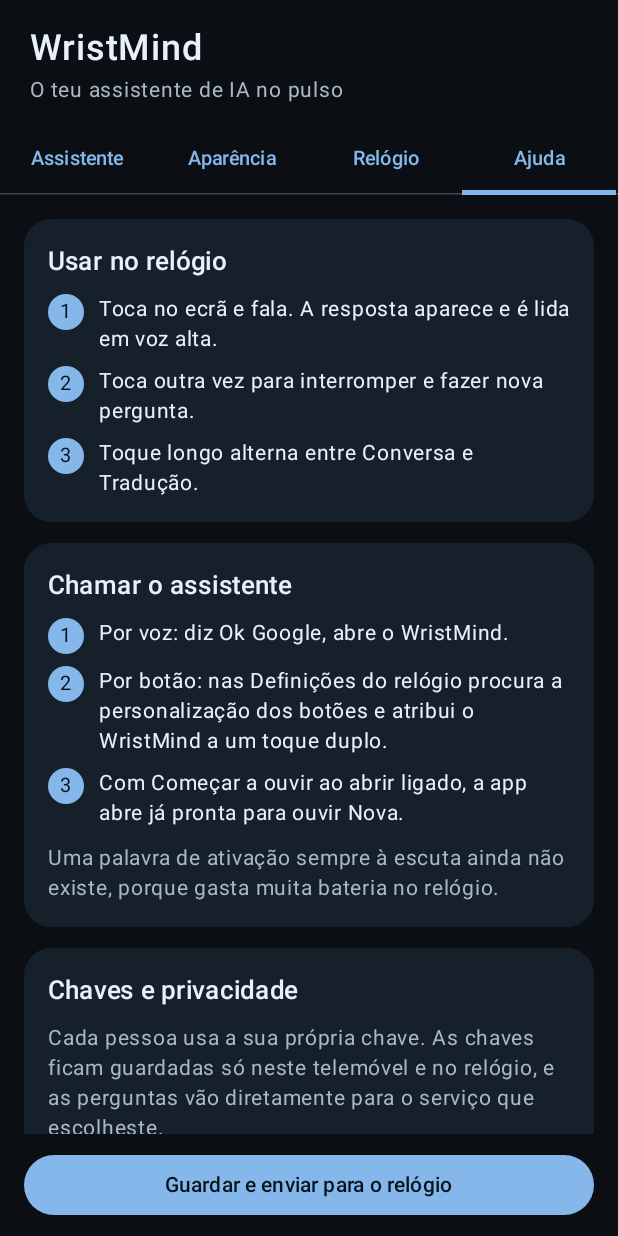
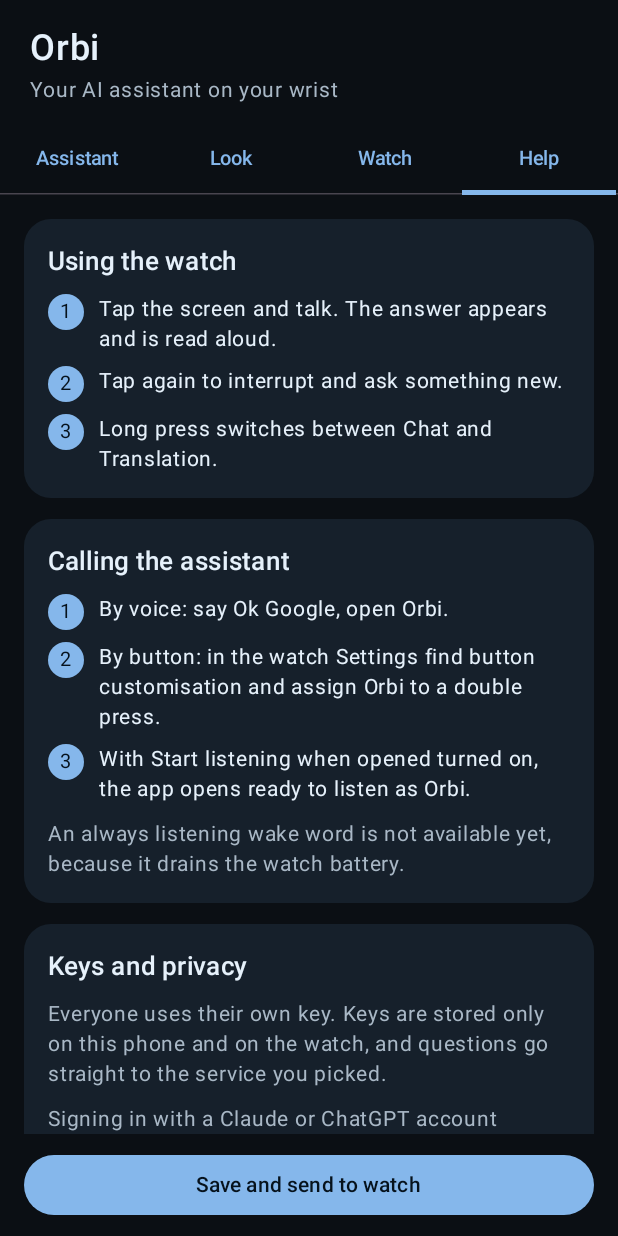
Before and after one commit to helteixeira/orbi, an Android app built with Jetpack Compose: the screen it shows after launch (MainActivity), tab 4 chosen, on a phone screen of 412 x 824 dp. Run offline under Robolectric (Android 15) with nearby library versions, the phone set to English and light mode, and no system bars.

Commit message:
Add files via upload

```diff
--- a/core/src/main/java/app/wristmind/core/AppConfig.kt
+++ b/core/src/main/java/app/wristmind/core/AppConfig.kt
@@ -18,21 +18,21 @@ object Fornecedores {
         nome = "Claude",
         urlChave = "https://console.anthropic.com/settings/keys",
         modeloPadrao = "claude-haiku-5-5",
-        nota = "Chave paga pela conta da API da Anthropic. A subscrição da app Claude não serve.",
+        nota = tr("Paid key from your Anthropic API account. A Claude app subscription does not work here.", "Chave paga pela conta da API da Anthropic. A subscrição da app Claude não serve."),
     )
     val GEMINI = Fornecedor(
         id = "gemini",
         nome = "Gemini",
         urlChave = "https://aistudio.google.com/apikey",
         modeloPadrao = "gemini-3.8-flash",
-        nota = "Entras com a tua conta Google no AI Studio e crias a chave em segundos.",
+        nota = tr("Sign in to AI Studio with your Google account and create a key in seconds.", "Entras com a tua conta Google no AI Studio e crias a chave em segundos."),
     )
     val OPENAI = Fornecedor(
         id = "openai",
         nome = "ChatGPT",
         urlChave = "https://platform.openai.com/api-keys",
         modeloPadrao = "chat-latest",
-        nota = "Chave paga pela conta da API da OpenAI. A subscrição do ChatGPT não serve.",
+        nota = tr("Paid key from your OpenAI API account. A ChatGPT subscription does not work here.", "Chave paga pela conta da API da OpenAI. A subscrição do ChatGPT não serve."),
     )
 
     val todos = listOf(ANTHROPIC, GEMINI, OPENAI)
@@ -64,23 +64,28 @@ object Skins {
     fun fundo(id: String): Long = (fundos.firstOrNull { it.id == id } ?: fundos.first()).argb
 }
 
-data class Idioma(val codigo: String, val nomeNativo: String, val nomeEmPortugues: String)
+data class Idioma(val codigo: String, val nomeNativo: String, val nomeEn: String, val nomePt: String)
 
 object Idiomas {
     val todos = listOf(
-        Idioma("pt-PT", "Português (Portugal)", "português europeu"),
-        Idioma("en-US", "English", "inglês"),
-        Idioma("es-ES", "Español", "espanhol"),
-        Idioma("de-DE", "Deutsch", "alemão"),
-        Idioma("fr-FR", "Français", "francês"),
+        Idioma("pt-PT", "Português (Portugal)", "European Portuguese", "português europeu"),
+        Idioma("en-US", "English", "English", "inglês"),
+        Idioma("es-ES", "Español", "Spanish", "espanhol"),
+        Idioma("de-DE", "Deutsch", "German", "alemão"),
+        Idioma("fr-FR", "Français", "French", "francês"),
     )
 
-    fun nomeEmPortugues(codigo: String): String =
-        todos.firstOrNull { it.codigo == codigo }?.nomeEmPortugues ?: "português europeu"
+    private fun procurar(codigo: String): Idioma = todos.firstOrNull { it.codigo == codigo } ?: todos[1]
+
+    /** Language name in English, used in the instructions sent to the model. */
+    fun nomeEmIngles(codigo: String): String = procurar(codigo).nomeEn
+
+    /** Language name shown to the user, in the device language. */
+    fun nome(codigo: String): String = procurar(codigo).let { tr(it.nomeEn, it.nomePt) }
 }
 
 data class AppConfig(
-    val nome: String = "Nova",
+    val nome: String = "Orbi",
     val utilizador: String = "",
     val fornecedor: String = Fornecedores.ANTHROPIC.id,
     val chaveAnthropic: String = "",
@@ -89,8 +94,8 @@ data class AppConfig(
     val modeloAnthropic: String = Fornecedores.ANTHROPIC.modeloPadrao,
     val modeloGemini: String = Fornecedores.GEMINI.modeloPadrao,
     val modeloOpenAi: String = Fornecedores.OPENAI.modeloPadrao,
-    val idioma: String = "pt-PT",
-    val idiomaTraducao: String = "en-US",
+    val idioma: String = if (devicePrefersPortuguese()) "pt-PT" else "en-US",
+    val idiomaTraducao: String = if (devicePrefersPortuguese()) "en-US" else "es-ES",
     val voz: Boolean = true,
     val ouvirAoAbrir: Boolean = true,
     val skin: String = "azul",
--- /dev/null
+++ b/core/src/main/java/app/wristmind/core/I18n.kt
@@ -0,0 +1,8 @@
+package app.wristmind.core
+
+import java.util.Locale
+
+/** English by default. Portuguese when the device language is Portuguese. */
+fun tr(en: String, pt: String): String = if (Locale.getDefault().language == "pt") pt else en
+
+fun devicePrefersPortuguese(): Boolean = Locale.getDefault().language == "pt"
--- a/mobile/build.gradle.kts
+++ b/mobile/build.gradle.kts
@@ -13,11 +13,11 @@ android {
     compileSdk = 34
 
     defaultConfig {
-        applicationId = "io.github.helteixeira.wristmind"
+        applicationId = "io.github.helteixeira.orbi"
         minSdk = 26
         targetSdk = 34
-        versionCode = 2
-        versionName = "2.0"
+        versionCode = 3
+        versionName = "3.0"
     }
 
     signingConfigs {
--- a/mobile/src/main/java/app/wristmind/mobile/Componentes.kt
+++ b/mobile/src/main/java/app/wristmind/mobile/Componentes.kt
@@ -37,6 +37,7 @@ import androidx.compose.ui.text.style.TextAlign
 import androidx.compose.ui.unit.dp
 import androidx.compose.ui.unit.sp
 import app.wristmind.core.Skin
+import app.wristmind.core.tr
 import com.google.zxing.BarcodeFormat
 import com.google.zxing.qrcode.QRCodeWriter
 import kotlin.math.abs
@@ -219,8 +220,8 @@ fun PreVisualizacao(nome: String, cor: Color, fundo: Color) {
             }
         }
         Column(horizontalAlignment = Alignment.CenterHorizontally, modifier = Modifier.padding(top = 70.dp)) {
-            Text(nome.ifBlank { "Nova" }, color = Color(0xFFE6F1FB), fontSize = 16.sp, fontWeight = FontWeight.Medium)
-            Text("Toca para falar", color = cor, fontSize = 12.sp, textAlign = TextAlign.Center)
+            Text(nome.ifBlank { "Orbi" }, color = Color(0xFFE6F1FB), fontSize = 16.sp, fontWeight = FontWeight.Medium)
+            Text(tr("Tap to talk", "Toca para falar"), color = cor, fontSize = 12.sp, textAlign = TextAlign.Center)
         }
     }
 }
--- a/mobile/src/main/java/app/wristmind/mobile/MainActivity.kt
+++ b/mobile/src/main/java/app/wristmind/mobile/MainActivity.kt
@@ -43,6 +43,7 @@ import app.wristmind.core.ConfigStore
 import app.wristmind.core.Fornecedores
 import app.wristmind.core.Idiomas
 import app.wristmind.core.Skins
+import app.wristmind.core.tr
 import kotlinx.coroutines.Dispatchers
 import kotlinx.coroutines.launch
 import kotlinx.coroutines.withContext
@@ -54,7 +55,7 @@ class MainActivity : ComponentActivity() {
     }
 }
 
-private val SEPARADORES = listOf("Assistente", "Aparência", "Relógio", "Ajuda")
+private val SEPARADORES = listOf(tr("Assistant", "Assistente"), tr("Look", "Aparência"), tr("Watch", "Relógio"), tr("Help", "Ajuda"))
 
 @Composable
 private fun Aplicacao() {
@@ -80,14 +81,14 @@ private fun Aplicacao() {
             topBar = {
                 Column(modifier = Modifier.background(MaterialTheme.colorScheme.background)) {
                     Text(
-                        "WristMind",
+                        "Orbi",
                         fontSize = 24.sp,
                         fontWeight = FontWeight.Medium,
                         color = MaterialTheme.colorScheme.onBackground,
                         modifier = Modifier.padding(start = 20.dp, top = 18.dp, bottom = 2.dp),
                     )
                     Text(
-                        "O teu assistente de IA no pulso",
+                        tr("Your AI assistant on your wrist", "O teu assistente de IA no pulso"),
                         fontSize = 14.sp,
                         color = MaterialTheme.colorScheme.onSurfaceVariant,
                         modifier = Modifier.padding(start = 20.dp, bottom = 10.dp),
@@ -122,15 +123,15 @@ private fun Aplicacao() {
                                 val r = runCatching { enviarParaRelogio(ctx, copia) }
                                 estado = r.fold(
                                     onSuccess = { n ->
-                                        if (n > 0) "Guardado e enviado para o relógio."
-                                        else "Guardado. Não encontrei nenhum relógio ligado."
+                                        if (n > 0) tr("Saved and sent to the watch.", "Guardado e enviado para o relógio.")
+                                        else tr("Saved. No connected watch found.", "Guardado. Não encontrei nenhum relógio ligado.")
                                     },
-                                    onFailure = { "Guardado no telemóvel, mas falhou o envio para o relógio." },
+                                    onFailure = { tr("Saved on the phone, but sending to the watch failed.", "Guardado no telemóvel, mas falhou o envio para o relógio.") },
                                 )
                             }
                         },
                         modifier = Modifier.fillMaxWidth(),
-                    ) { Text("Guardar e enviar para o relógio") }
+                    ) { Text(tr("Save and send to watch", "Guardar e enviar para o relógio")) }
                 }
             },
         ) { margem ->
@@ -161,24 +162,24 @@ private fun SeparadorAssistente(cfg: AppConfig, mudar: (AppConfig) -> Unit, avis
     val fornecedor = Fornecedores.porId(cfg.fornecedor)
     var modelos by remember { mutableStateOf<List<String>>(emptyList()) }
 
-    Cartao("Quem é o teu assistente") {
+    Cartao(tr("Who is your assistant", "Quem é o teu assistente")) {
         OutlinedTextField(
             value = cfg.nome,
             onValueChange = { mudar(cfg.copy(nome = it)) },
-            label = { Text("Nome do assistente") },
+            label = { Text(tr("Assistant name", "Nome do assistente")) },
             singleLine = true,
             modifier = Modifier.fillMaxWidth(),
         )
         OutlinedTextField(
             value = cfg.utilizador,
             onValueChange = { mudar(cfg.copy(utilizador = it)) },
-            label = { Text("O teu nome (opcional)") },
+            label = { Text(tr("Your name (optional)", "O teu nome (opcional)")) },
             singleLine = true,
             modifier = Modifier.fillMaxWidth(),
         )
     }
 
-    Cartao("Serviço de IA") {
+    Cartao(tr("AI service", "Serviço de IA")) {
         Escolhas(Fornecedores.todos.map { it.id to it.nome }, cfg.fornecedor) {
             modelos = emptyList()
             mudar(cfg.copy(fornecedor = it))
@@ -187,30 +188,30 @@ private fun SeparadorAssistente(cfg: AppConfig, mudar: (AppConfig) -> Unit, avis
         OutlinedTextField(
             value = cfg.chaveAtiva(),
             onValueChange = { mudar(cfg.comChave(it.trim())) },
-            label = { Text("Chave do " + fornecedor.nome) },
+            label = { Text(tr("Key for ", "Chave do ") + fornecedor.nome) },
             singleLine = true,
             visualTransformation = PasswordVisualTransformation(),
             modifier = Modifier.fillMaxWidth(),
         )
         Row(horizontalArrangement = Arrangement.spacedBy(8.dp)) {
-            OutlinedButton(onClick = { abrirLigacao(ctx, fornecedor.urlChave) }) { Text("Obter chave") }
+            OutlinedButton(onClick = { abrirLigacao(ctx, fornecedor.urlChave) }) { Text(tr("Get a key", "Obter chave")) }
             OutlinedButton(
                 onClick = {
                     val copia = cfg
                     scope.launch {
-                        avisar("A testar a ligação...")
+                        avisar(tr("Testing the connection...", "A testar a ligação..."))
                         val r = withContext(Dispatchers.IO) {
-                            runCatching { AiClient { copia }.perguntar("Apresenta-te numa frase curta.") }
+                            runCatching { AiClient { copia }.perguntar(tr("Introduce yourself in one short sentence.", "Apresenta-te numa frase curta.")) }
                         }
-                        avisar(r.fold(onSuccess = { it }, onFailure = { "Não consegui ligar. " + (it.message ?: "") }))
+                        avisar(r.fold(onSuccess = { it }, onFailure = { tr("Could not connect. ", "Não consegui ligar. ") + (it.message ?: "") }))
                     }
                 },
-            ) { Text("Testar") }
+            ) { Text(tr("Test", "Testar")) }
         }
         OutlinedTextField(
             value = cfg.modeloAtivo(),
             onValueChange = { mudar(cfg.comModelo(it.trim())) },
-            label = { Text("Modelo") },
+            label = { Text(tr("Model", "Modelo")) },
             singleLine = true,
             modifier = Modifier.fillMaxWidth(),
         )
@@ -218,15 +219,15 @@ private fun SeparadorAssistente(cfg: AppConfig, mudar: (AppConfig) -> Unit, avis
             onClick = {
                 val copia = cfg
                 scope.launch {
-                    avisar("A procurar modelos...")
+                    avisar(tr("Looking for models...", "A procurar modelos..."))
                     val r = withContext(Dispatchers.IO) { runCatching { AiClient { copia }.listarModelos() } }
                     r.onSuccess {
                         modelos = it.take(40)
-                        avisar("Encontrei " + it.size + " modelos. Toca num para o escolher.")
-                    }.onFailure { avisar("Não consegui listar os modelos. " + (it.message ?: "")) }
+                        avisar(tr("Found ", "Encontrei ") + it.size + tr(" models. Tap one to pick it.", " modelos. Toca num para o escolher."))
+                    }.onFailure { avisar(tr("Could not list the models. ", "Não consegui listar os modelos. ") + (it.message ?: "")) }
                 }
             },
-        ) { Text("Ver modelos disponíveis") }
+        ) { Text(tr("Show available models", "Ver modelos disponíveis")) }
         modelos.forEach { nome ->
             Text(
                 nome,
@@ -241,30 +242,30 @@ private fun SeparadorAssistente(cfg: AppConfig, mudar: (AppConfig) -> Unit, avis
         }
     }
 
-    Cartao("Voz e idiomas") {
-        Nota("Idioma das respostas e da voz")
+    Cartao(tr("Voice and languages", "Voz e idiomas")) {
+        Nota(tr("Language for answers and voice", "Idioma das respostas e da voz"))
         Escolhas(Idiomas.todos.map { it.codigo to it.nomeNativo }, cfg.idioma) { mudar(cfg.copy(idioma = it)) }
-        Nota("No modo tradução, traduzir para")
+        Nota(tr("In translation mode, translate to", "No modo tradução, traduzir para"))
         Escolhas(Idiomas.todos.map { it.codigo to it.nomeNativo }, cfg.idiomaTraducao) {
             mudar(cfg.copy(idiomaTraducao = it))
         }
-        Interruptor("Responder em voz alta", cfg.voz) { mudar(cfg.copy(voz = it)) }
-        Interruptor("Começar a ouvir ao abrir no relógio", cfg.ouvirAoAbrir) { mudar(cfg.copy(ouvirAoAbrir = it)) }
+        Interruptor(tr("Speak answers aloud", "Responder em voz alta"), cfg.voz) { mudar(cfg.copy(voz = it)) }
+        Interruptor(tr("Start listening when opened on the watch", "Começar a ouvir ao abrir no relógio"), cfg.ouvirAoAbrir) { mudar(cfg.copy(ouvirAoAbrir = it)) }
     }
 }
 
 @Composable
 private fun SeparadorAparencia(cfg: AppConfig, mudar: (AppConfig) -> Unit) {
-    Cartao("Skin do relógio") {
+    Cartao(tr("Watch skin", "Skin do relógio")) {
         Column(modifier = Modifier.fillMaxWidth(), horizontalAlignment = Alignment.CenterHorizontally) {
             PreVisualizacao(cfg.nome, Color(Skins.cor(cfg.skin)), Color(Skins.fundo(cfg.fundo)))
         }
-        Nota("Cor dos anéis e das ondas de voz")
+        Nota(tr("Colour of the rings and voice waves", "Cor dos anéis e das ondas de voz"))
         Amostras(Skins.cores, cfg.skin) { mudar(cfg.copy(skin = it)) }
-        Nota("Cor do fundo. O preto gasta menos bateria em ecrãs OLED.")
+        Nota(tr("Background colour. Black uses less battery on OLED screens.", "Cor do fundo. O preto gasta menos bateria em ecrãs OLED."))
         Amostras(Skins.fundos, cfg.fundo) { mudar(cfg.copy(fundo = it)) }
     }
-    Nota("A skin chega ao relógio quando tocas em Guardar e enviar para o relógio.")
+    Nota(tr("The skin reaches the watch when you tap Save and send to watch.", "A skin chega ao relógio quando tocas em Guardar e enviar para o relógio."))
 }
 
 @Composable
@@ -277,48 +278,48 @@ private fun SeparadorRelogio() {
         relogios = runCatching { relogiosLigados(ctx) }.getOrDefault(emptyList())
     }
 
-    Cartao("Ligação") {
+    Cartao(tr("Connection", "Ligação")) {
         val lista = relogios
         Nota(
             when {
-                lista == null -> "A procurar relógios..."
-                lista.isEmpty() -> "Nenhum relógio Wear OS ligado a este telemóvel."
-                else -> "Ligado a " + lista.joinToString(", ")
+                lista == null -> tr("Looking for watches...", "A procurar relógios...")
+                lista.isEmpty() -> tr("No Wear OS watch connected to this phone.", "Nenhum relógio Wear OS ligado a este telemóvel.")
+                else -> tr("Connected to ", "Ligado a ") + lista.joinToString(", ")
             },
         )
         OutlinedButton(
             onClick = {
                 scope.launch { relogios = runCatching { relogiosLigados(ctx) }.getOrDefault(emptyList()) }
             },
-        ) { Text("Procurar outra vez") }
+        ) { Text(tr("Search again", "Procurar outra vez")) }
     }
 
-    Cartao("Instalar a app no relógio") {
+    Cartao(tr("Install the watch app", "Instalar a app no relógio")) {
         Nota(
-            "O Android não deixa uma app instalar outra app no relógio em silêncio. " +
-                "Enquanto o WristMind não estiver na Play Store, a instalação é feita por depuração sem fios.",
+            tr("Android does not let one app silently install another app on the watch. ", "O Android não deixa uma app instalar outra app no relógio em silêncio. ") +
+                tr("Until Orbi is on the Play Store, installation is done over wireless debugging.", "Enquanto o Orbi não estiver na Play Store, a instalação é feita por depuração sem fios."),
         )
         Passos(
             listOf(
-                "Descarrega o ficheiro do relógio com o botão em baixo.",
-                "No relógio abre Definições, Acerca do relógio, e toca 7 vezes no número de compilação.",
-                "Em Opções de programador liga Depuração ADB e Depuração sem fios.",
-                "Envia o ficheiro com uma app de instalação para Wear OS, ou com adb install a partir de um computador.",
-                "Abre o WristMind no relógio e volta aqui para enviar a configuração.",
+                tr("Download the watch file with the button below.", "Descarrega o ficheiro do relógio com o botão em baixo."),
+                tr("On the watch open Settings, About watch, and tap the build number 7 times.", "No relógio abre Definições, Acerca do relógio, e toca 7 vezes no número de compilação."),
+                tr("In Developer options turn on ADB debugging and Wireless debugging.", "Em Opções de programador liga Depuração ADB e Depuração sem fios."),
+                tr("Send the file with a Wear OS installer app, or with adb install from a computer.", "Envia o ficheiro com uma app de instalação para Wear OS, ou com adb install a partir de um computador."),
+                tr("Open Orbi on the watch and come back here to send the setup.", "Abre o Orbi no relógio e volta aqui para enviar a configuração."),
             ),
         )
         Button(onClick = { abrirLigacao(ctx, URL_APK_RELOGIO) }, modifier = Modifier.fillMaxWidth()) {
-            Text("Descarregar app do relógio")
+            Text(tr("Download the watch app", "Descarregar app do relógio"))
         }
     }
 
-    Cartao("Partilhar o WristMind") {
-        Nota("Mostra este código a quem quiser instalar. Abre a página com as duas apps.")
+    Cartao(tr("Share Orbi", "Partilhar o Orbi")) {
+        Nota(tr("Show this code to anyone who wants to install. It opens the page with both apps.", "Mostra este código a quem quiser instalar. Abre a página com as duas apps."))
         Column(modifier = Modifier.fillMaxWidth(), horizontalAlignment = Alignment.CenterHorizontally) {
             CodigoQr(URL_VERSOES)
         }
-        OutlinedButton(onClick = { partilharTexto(ctx, "WristMind, assistente de IA para Wear OS: $URL_VERSOES") }) {
-            Text("Partilhar ligação")
+        OutlinedButton(onClick = { partilharTexto(ctx, tr("Orbi, an AI assistant for Wear OS: ", "Orbi, assistente de IA para Wear OS: ") + URL_VERSOES) }) {
+            Text(tr("Share link", "Partilhar ligação"))
         }
     }
 }
@@ -327,33 +328,33 @@ private fun SeparadorRelogio() {
 private fun SeparadorAjuda(cfg: AppConfig) {
     val ctx = LocalContext.current
 
-    Cartao("Usar no relógio") {
+    Cartao(tr("Using the watch", "Usar no relógio")) {
         Passos(
             listOf(
-                "Toca no ecrã e fala. A resposta aparece e é lida em voz alta.",
-                "Toca outra vez para interromper e fazer nova pergunta.",
-                "Toque longo alterna entre Conversa e Tradução.",
+                tr("Tap the screen and talk. The answer appears and is read aloud.", "Toca no ecrã e fala. A resposta aparece e é lida em voz alta."),
+                tr("Tap again to interrupt and ask something new.", "Toca outra vez para interromper e fazer nova pergunta."),
+                tr("Long press switches between Chat and Translation.", "Toque longo alterna entre Conversa e Tradução."),
             ),
         )
     }
 
-    Cartao("Chamar o assistente") {
+    Cartao(tr("Calling the assistant", "Chamar o assistente")) {
         Passos(
             listOf(
-                "Por voz: diz Ok Google, abre o WristMind.",
-                "Por botão: nas Definições do relógio procura a personalização dos botões e atribui o WristMind a um toque duplo.",
-                "Com Começar a ouvir ao abrir ligado, a app abre já pronta para ouvir " + cfg.nome + ".",
+                tr("By voice: say Ok Google, open Orbi.", "Por voz: diz Ok Google, abre o Orbi."),
+                tr("By button: in the watch Settings find button customisation and assign Orbi to a double press.", "Por botão: nas Definições do relógio procura a personalização dos botões e atribui o Orbi a um toque duplo."),
+                tr("With Start listening when opened turned on, the app opens ready to listen as ", "Com Começar a ouvir ao abrir ligado, a app abre já pronta para ouvir ") + cfg.nome + ".",
             ),
         )
-        Nota("Uma palavra de ativação sempre à escuta ainda não existe, porque gasta muita bateria no relógio.")
+        Nota(tr("An always listening wake word is not available yet, because it drains the watch battery.", "Uma palavra de ativação sempre à escuta ainda não existe, porque gasta muita bateria no relógio."))
     }
 
-    Cartao("Chaves e privacidade") {
+    Cartao(tr("Keys and privacy", "Chaves e privacidade")) {
         Nota(
-            "Cada pessoa usa a sua própria chave. As chaves ficam guardadas só neste telemóvel e no relógio, " +
-                "e as perguntas vão diretamente para o serviço que escolheste.",
+            tr("Everyone uses their own key. Keys are stored only on this phone and on the watch, ", "Cada pessoa usa a sua própria chave. As chaves ficam guardadas só neste telemóvel e no relógio, ") +
+                tr("and questions go straight to the service you picked.", "e as perguntas vão diretamente para o serviço que escolheste."),
         )
-        Nota("Entrar com a conta Claude ou ChatGPT em vez de chave não é possível em apps de terceiros. No Gemini a chave é criada com a tua conta Google em segundos.")
-        OutlinedButton(onClick = { abrirLigacao(ctx, URL_PROJETO) }) { Text("Abrir página do projeto") }
+        Nota(tr("Signing in with a Claude or ChatGPT account instead of a key is not possible in third party apps. For Gemini the key is created with your Google account in seconds.", "Entrar com a conta Claude ou ChatGPT em vez de chave não é possível em apps de terceiros. No Gemini a chave é criada com a tua conta Google em segundos."))
+        OutlinedButton(onClick = { abrirLigacao(ctx, URL_PROJETO) }) { Text(tr("Open project page", "Abrir página do projeto")) }
     }
 }
--- a/mobile/src/main/java/app/wristmind/mobile/Relogio.kt
+++ b/mobile/src/main/java/app/wristmind/mobile/Relogio.kt
@@ -8,9 +8,9 @@ import com.google.android.gms.wearable.Wearable
 import kotlinx.coroutines.tasks.await
 
 const val CAMINHO_CONFIG = "/wristmind/config"
-const val URL_PROJETO = "https://github.com/helteixeira/wristmind"
-const val URL_VERSOES = "https://github.com/helteixeira/wristmind/releases/latest"
-const val URL_APK_RELOGIO = "https://github.com/helteixeira/wristmind/releases/latest/download/WristMindRelogio.apk"
+const val URL_PROJETO = "https://github.com/helteixeira/orbi"
+const val URL_VERSOES = "https://github.com/helteixeira/orbi/releases/latest"
+const val URL_APK_RELOGIO = "https://github.com/helteixeira/orbi/releases/latest/download/OrbiWatch.apk"
 
 /** Nomes dos relógios ligados a este telemóvel. */
 suspend fun relogiosLigados(ctx: Context): List<String> =
--- a/mobile/src/main/res/values/strings.xml
+++ b/mobile/src/main/res/values/strings.xml
@@ -1,4 +1,4 @@
 <?xml version="1.0" encoding="utf-8"?>
 <resources>
-    <string name="app_name">WristMind</string>
+    <string name="app_name">Orbi</string>
 </resources>
--- a/settings.gradle.kts
+++ b/settings.gradle.kts
@@ -13,5 +13,5 @@ dependencyResolutionManagement {
     }
 }
 
-rootProject.name = "WristMind"
+rootProject.name = "Orbi"
 include(":core", ":mobile", ":wear")
--- a/wear/build.gradle.kts
+++ b/wear/build.gradle.kts
@@ -13,11 +13,11 @@ android {
     compileSdk = 34
 
     defaultConfig {
-        applicationId = "io.github.helteixeira.wristmind"
+        applicationId = "io.github.helteixeira.orbi"
         minSdk = 30
         targetSdk = 34
-        versionCode = 2
-        versionName = "2.0"
+        versionCode = 3
+        versionName = "3.0"
     }
 
     signingConfigs {
--- a/wear/src/main/java/app/wristmind/wear/MainActivity.kt
+++ b/wear/src/main/java/app/wristmind/wear/MainActivity.kt
@@ -156,7 +156,7 @@ class MainActivity : ComponentActivity() {
     private fun textos(): Pair<String, String> = when (val e = estado) {
         Estado.Pronto -> config.nome to
             if (modo == Modo.TRADUCAO) {
-                getString(R.string.estado_pronto_traducao, Idiomas.nomeEmPortugues(config.idiomaTraducao))
+                getString(R.string.estado_pronto_traducao, Idiomas.nome(config.idiomaTraducao))
             } else {
                 getString(R.string.estado_pronto)
             }
```
Also changed, not shown: core/src/main/java/app/wristmind/core/AiClient.kt (+21 -21 lines), wear/src/main/res/values/strings.xml (+10 -13 lines), 3 other files.
